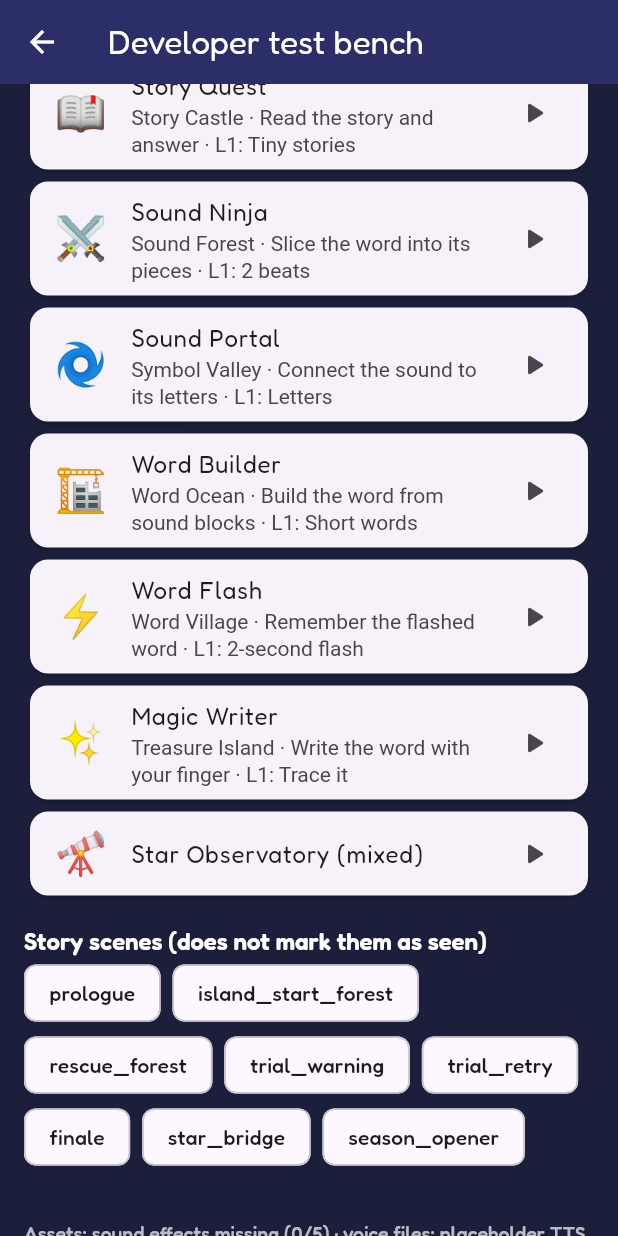
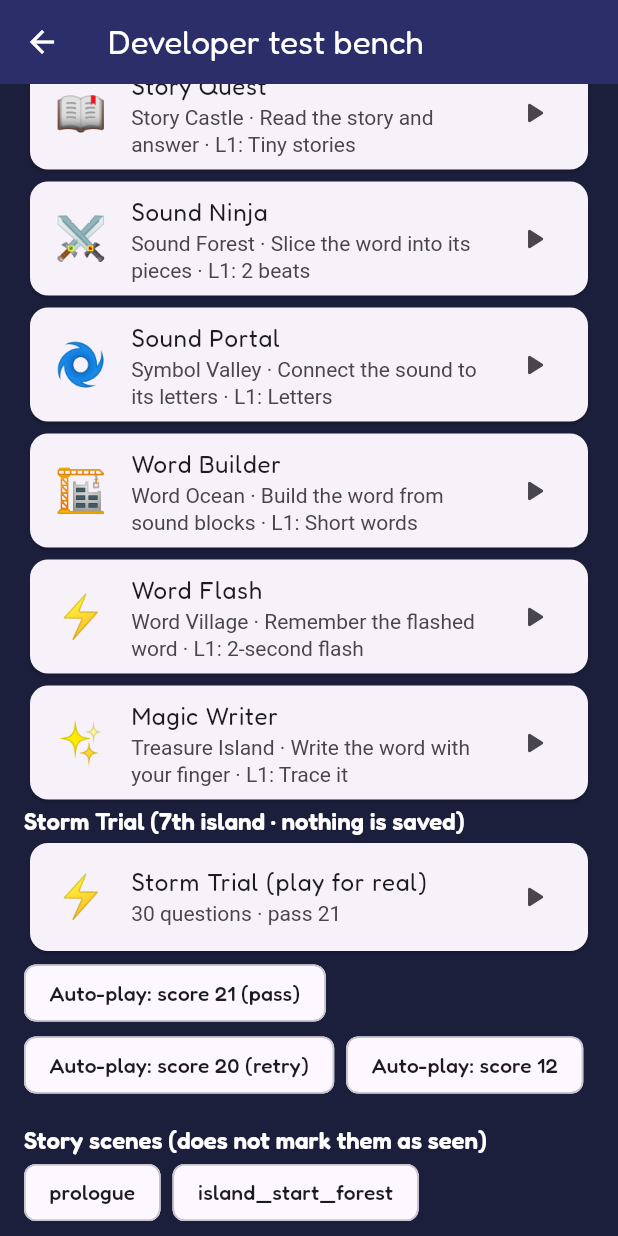
Before and after one commit to aryanjain281005/wordoo, a Flutter app: the DevPanel screen opened directly, scrolled down 576 dp, on a phone screen of 412 x 824 dp. Run offline on Flutter 3.47's test engine with Material 3 defaults, Android fonts, the phone set to English and light mode, and no system bars; our stand-ins replace flutter_tts, shared_preferences, speech_to_text, video_player; missing offline and left inert: flame, flame_audio; accounts and stored records are empty.

Commit message:
Dev panel: Storm Trial launcher (play for real or auto-score), replaces Star Observatory; trial card readable (dark panel), result button no longer clips; verified pass/retry paths on device; SESSION.md updated
Co-Authored-By: Claude Sonnet 5.5 <noreply@anthropic.com>

```diff
--- a/lib/screens/dev_panel.dart
+++ b/lib/screens/dev_panel.dart
@@ -9,6 +9,7 @@ import '../models/models.dart';
 import '../widgets/common.dart';
 import '../story/cutscene.dart';
 import 'game_screen.dart';
+import 'storm_trial.dart';
 
 /// Developer-only test bench (opened by long-pressing the Grown-up Dashboard title).
 /// Plays any game at any step WITHOUT changing the child's progress, levels or the retest gate.
@@ -41,6 +42,8 @@ class _DevPanelState extends State<DevPanel> {
     Navigator.of(context).push(MaterialPageRoute(builder: (_) => GameScreen(quest: q, devStep: levelStep(g, level))));
   }
 
+  void _trial(int? autoScore) => Navigator.of(context).push(MaterialPageRoute(builder: (_) => StormTrialScreen(dev: true, devAutoScore: autoScore)));
+
   @override
   Widget build(BuildContext context) {
     final sfxCount = ['correct_1', 'miss_soft', 'power_up', 'reward_fanfare', 'tile_snap'].where((id) => ReadleAssets.instance.bundled('assets/sfx/$id.ogg')).length;
@@ -62,14 +65,21 @@ class _DevPanelState extends State<DevPanel> {
               onTap: () => _play(g, i, [s]),
             ),
           ),
+        Text('Storm Trial (7th island · nothing is saved)', style: ts(16, color: Colors.white, w: FontWeight.w600)),
         Card(
           child: ListTile(
-            leading: const Text('🔭', style: TextStyle(fontSize: 28)),
-            title: const Text('Star Observatory (mixed)'),
+            leading: const Text('⚡', style: TextStyle(fontSize: 28)),
+            title: const Text('Storm Trial (play for real)'),
+            subtitle: Text('$trialQuestions questions · pass $trialPassMark'),
             trailing: const Icon(Icons.play_arrow_rounded),
-            onTap: () => _play(GameId.starObservatory, IslandId.observatory, Skill.values.toList()),
+            onTap: () => _trial(null),
           ),
         ),
+        Wrap(spacing: 8, children: [
+          ActionChip(label: const Text('Auto-play: score 21 (pass)'), onPressed: () => _trial(trialPassMark)),
+          ActionChip(label: const Text('Auto-play: score 20 (retry)'), onPressed: () => _trial(trialPassMark - 1)),
+          ActionChip(label: const Text('Auto-play: score 12'), onPressed: () => _trial(12)),
+        ]),
         const SizedBox(height: 16),
         Text('Story scenes (does not mark them as seen)', style: ts(16, color: Colors.white, w: FontWeight.w600)),
         Wrap(spacing: 8, children: [
```
Also changed, not shown: lib/screens/storm_trial.dart (+21 -6 lines), 1 other file.
